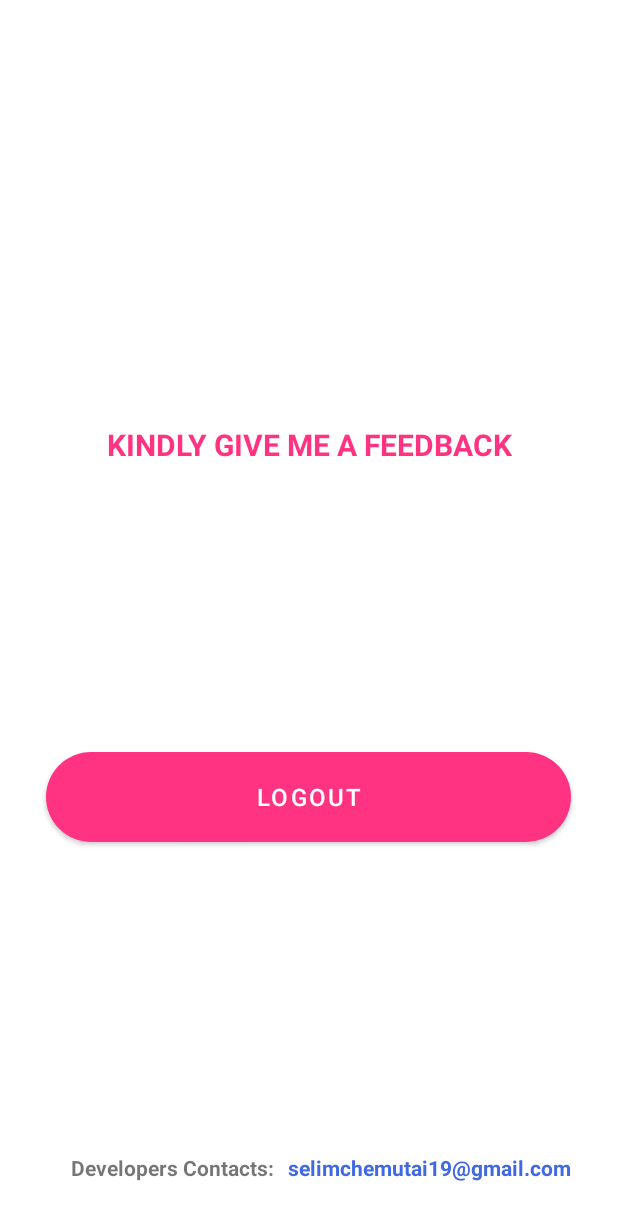
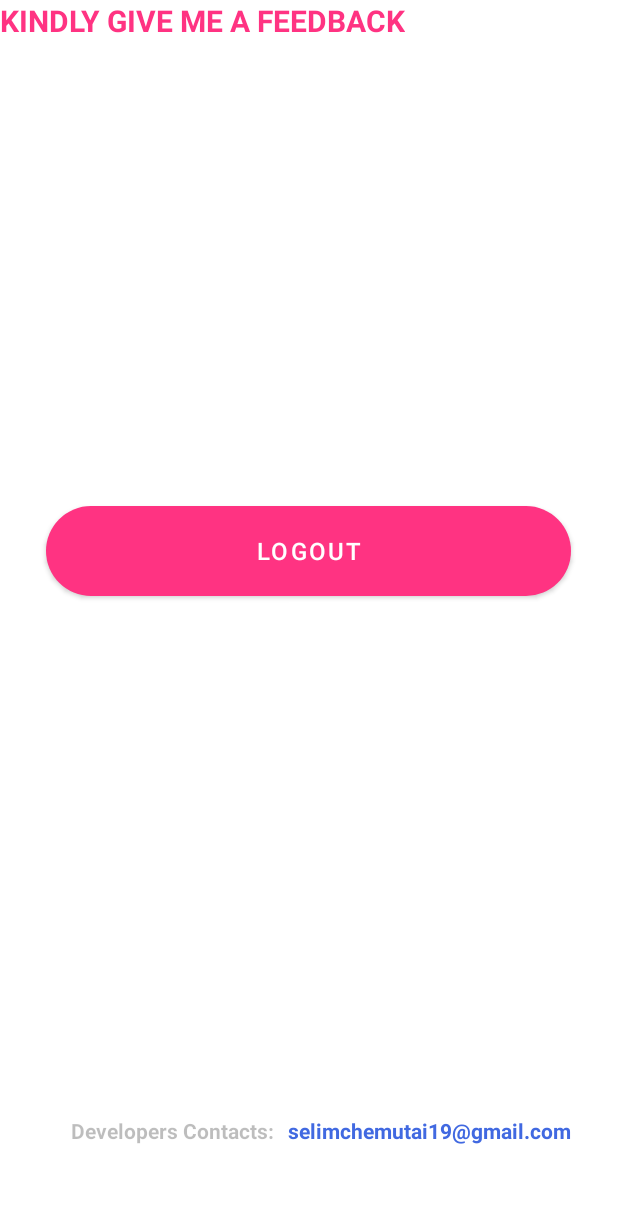
Before and after one commit to Chemutaiselim/Devramp-, an Android app: the FirstPage screen opened directly, with no data from a screen before it, on a phone screen of 412 x 824 dp. Shown: the top 1220 px of the screen. Run offline under Robolectric (Android 15) with nearby library versions, the phone set to English and light mode, and no system bars; our stand-ins replace Firebase (no records; nobody signed in at launch, a user with empty details on screens opened directly).

Commit message:
few changes

```diff
--- a/app/src/main/AndroidManifest.xml
+++ b/app/src/main/AndroidManifest.xml
@@ -29,8 +29,7 @@
         <activity android:name=".ResetPassword">
 
         </activity>
-        <meta-data android:name="com.facebook.sdk.ApplicationId"
-            />
+
             </application>
 
 </manifest>
--- a/app/src/main/java/com/pamela/login/LogIn.kt
+++ b/app/src/main/java/com/pamela/login/LogIn.kt
@@ -37,7 +37,6 @@ class LogIn : AppCompatActivity() {
         textView7.setOnClickListener {
             val i = Intent(applicationContext, ResetPassword::class.java)
             startActivity(i)
-            finish()
 
 
         }
--- a/app/src/main/res/drawable/twitter.xml
+++ /dev/null
@@ -1,4 +0,0 @@
-<?xml version="1.0" encoding="utf-8"?>
-<selector xmlns:android="http://schemas.android.com/apk/res/android">
-
-</selector>
--- a/app/src/main/res/layout/first_page.xml
+++ b/app/src/main/res/layout/first_page.xml
@@ -14,11 +14,8 @@
         android:textColor="#FF3382"
         android:textSize="20sp"
         android:textStyle="bold"
-        app:layout_constraintBottom_toBottomOf="parent"
-        app:layout_constraintEnd_toEndOf="parent"
-        app:layout_constraintStart_toStartOf="parent"
-        app:layout_constraintTop_toTopOf="parent"
-        app:layout_constraintVertical_bias="0.355" />
+        tools:layout_editor_absoluteX="69dp"
+        tools:layout_editor_absoluteY="250dp" />
 
     <Button
         android:id="@+id/signout_btn"
@@ -41,6 +38,7 @@
         android:layout_width="wrap_content"
         android:layout_height="wrap_content"
         android:text="Developers Contacts:"
+        android:textColor="#42000000"
         android:textStyle="bold"
         app:layout_constraintBottom_toBottomOf="parent"
         app:layout_constraintEnd_toEndOf="@+id/signout_btn"
```
Also changed, not shown: app/src/main/java/com/pamela/login/AccountSetUp.kt (+4 -3 lines), app/src/main/java/com/pamela/login/ResetPassword.kt (+13 -6 lines).
